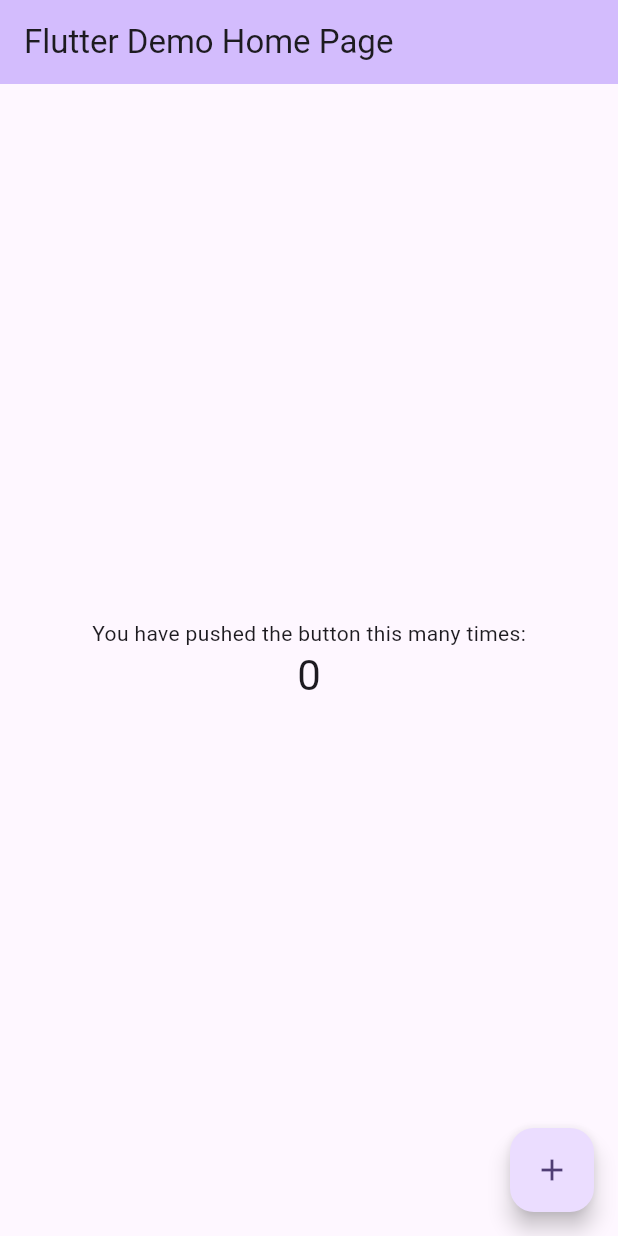
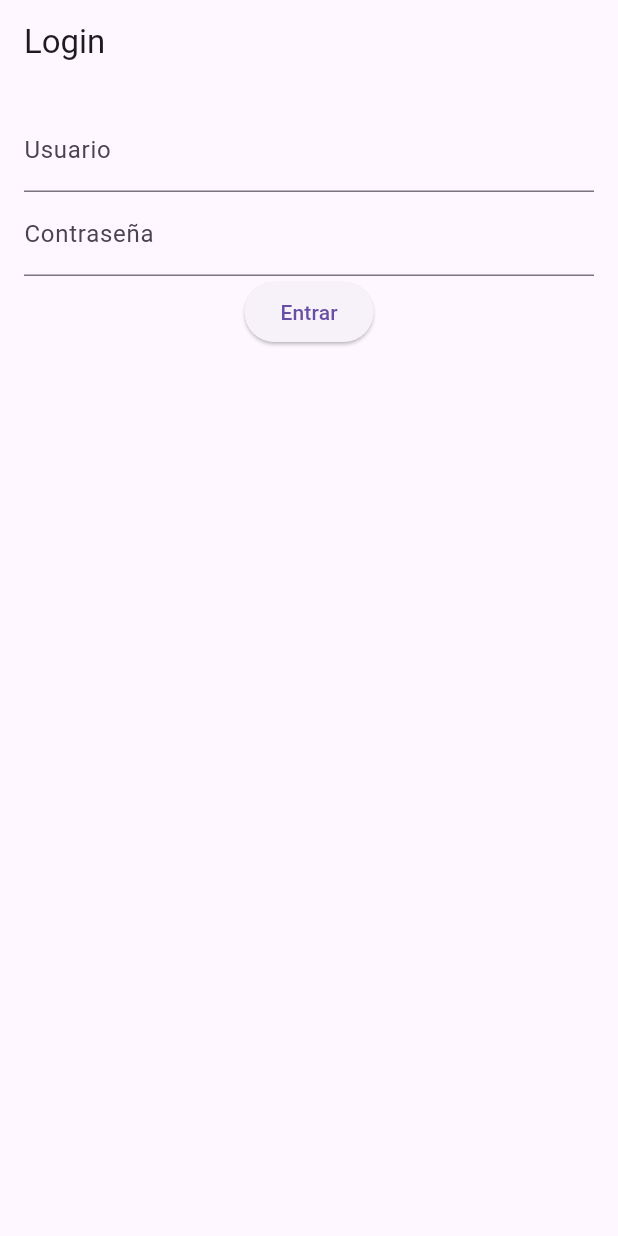
Before and after one commit to vargassalazarernesto/contactos_app, a Flutter app: the screen it shows after launch, on a phone screen of 412 x 824 dp. Run offline on Flutter 3.47's test engine with Material 3 defaults, Android fonts, the phone set to English and light mode, and no system bars.

Commit message:
Hicimos un login genérico para saber si funciona, y arreglamos errores

```diff
--- /dev/null
+++ b/app_contactos/lib/login_page.dart
@@ -0,0 +1,43 @@
+
+import 'package:app_contactos/services/auth_service.dart';
+import 'package:flutter/material.dart';
+
+class LoginPage extends StatefulWidget{
+  @override
+  State<StatefulWidget> createState() => _LoginPageState();
+}
+
+class _LoginPageState extends State<LoginPage>{
+  final _usernameController = TextEditingController();
+  final _passwordController = TextEditingController();
+  final _authService = AuthService();
+
+  void _login() async{
+    final usuario = await _authService.login(
+      _usernameController.text,
+      _passwordController.text,
+       );
+
+    if(usuario != null){
+      ScaffoldMessenger.of(context).showSnackBar(SnackBar(content: Text("Bienvenido ${usuario.username}")));
+    }else{
+      ScaffoldMessenger.of(context).showSnackBar(SnackBar(content: Text("Usuario o Contraseña incorrecta"),backgroundColor: const Color.fromARGB(255, 255, 17, 0),));
+    }
+  }
+
+  @override
+  Widget build(BuildContext context) {
+    return Scaffold(
+      appBar: AppBar(title: Text("Login")),
+      body: Padding(padding: EdgeInsets.all(16.0),
+      child: Column(
+        children: [
+          TextField(controller: _usernameController,decoration: InputDecoration(labelText: "Usuario")),
+          TextField(controller: _passwordController,decoration: InputDecoration(labelText: "Contraseña"),obscureText: true,),
+          ElevatedButton(onPressed: _login, child: Text("Entrar")),
+        ],
+      ),
+      ),
+    );
+  }
+}
--- a/app_contactos/lib/main.dart
+++ b/app_contactos/lib/main.dart
@@ -1,122 +1,19 @@
+import 'package:app_contactos/login_page.dart';
 import 'package:flutter/material.dart';
 
 void main() {
-  runApp(const MyApp());
+  runApp(MyApp());
 }
 
 class MyApp extends StatelessWidget {
   const MyApp({super.key});
 
-  // This widget is the root of your application.
   @override
   Widget build(BuildContext context) {
     return MaterialApp(
-      title: 'Flutter Demo',
-      theme: ThemeData(
-        // This is the theme of your application.
-        //
-        // TRY THIS: Try running your application with "flutter run". You'll see
-        // the application has a purple toolbar. Then, without quitting the app,
-        // try changing the seedColor in the colorScheme below to Colors.green
-        // and then invoke "hot reload" (save your changes or press the "hot
-        // reload" button in a Flutter-supported IDE, or press "r" if you used
-        // the command line to start the app).
-        //
-        // Notice that the counter didn't reset back to zero; the application
-        // state is not lost during the reload. To reset the state, use hot
-        // restart instead.
-        //
-        // This works for code too, not just values: Most code changes can be
-        // tested with just a hot reload.
-        colorScheme: .fromSeed(seedColor: Colors.deepPurple),
-      ),
-      home: const MyHomePage(title: 'Flutter Demo Home Page'),
+      debugShowCheckedModeBanner: false,
+      title: "App de contactos",
+      home: LoginPage(),
     );
   }
 }
-
-class MyHomePage extends StatefulWidget {
-  const MyHomePage({super.key, required this.title});
-
-  // This widget is the home page of your application. It is stateful, meaning
-  // that it has a State object (defined below) that contains fields that affect
-  // how it looks.
-
-  // This class is the configuration for the state. It holds the values (in this
-  // case the title) provided by the parent (in this case the App widget) and
-  // used by the build method of the State. Fields in a Widget subclass are
-  // always marked "final".
-
-  final String title;
-
-  @override
-  State<MyHomePage> createState() => _MyHomePageState();
-}
-
-class _MyHomePageState extends State<MyHomePage> {
-  int _counter = 0;
-
-  void _incrementCounter() {
-    setState(() {
-      // This call to setState tells the Flutter framework that something has
-      // changed in this State, which causes it to rerun the build method below
-      // so that the display can reflect the updated values. If we changed
-      // _counter without calling setState(), then the build method would not be
-      // called again, and so nothing would appear to happen.
-      _counter++;
-    });
-  }
-
-  @override
-  Widget build(BuildContext context) {
-    // This method is rerun every time setState is called, for instance as done
-    // by the _incrementCounter method above.
-    //
-    // The Flutter framework has been optimized to make rerunning build methods
-    // fast, so that you can just rebuild anything that needs updating rather
-    // than having to individually change instances of widgets.
-    return Scaffold(
-      appBar: AppBar(
-        // TRY THIS: Try changing the color here to a specific color (to
-        // Colors.amber, perhaps?) and trigger a hot reload to see the AppBar
-        // change color while the other colors stay the same.
-        backgroundColor: Theme.of(context).colorScheme.inversePrimary,
-        // Here we take the value from the MyHomePage object that was created by
-        // the App.build method, and use it to set our appbar title.
-        title: Text(widget.title),
-      ),
-      body: Center(
-        // Center is a layout widget. It takes a single child and positions it
-        // in the middle of the parent.
-        child: Column(
-          // Column is also a layout widget. It takes a list of children and
-          // arranges them vertically. By default, it sizes itself to fit its
-          // children horizontally, and tries to be as tall as its parent.
-          //
-          // Column has various properties to control how it sizes itself and
-          // how it positions its children. Here we use mainAxisAlignment to
-          // center the children vertically; the main axis here is the vertical
-          // axis because Columns are vertical (the cross axis would be
-          // horizontal).
-          //
-          // TRY THIS: Invoke "debug painting" (choose the "Toggle Debug Paint"
-          // action in the IDE, or press "p" in the console), to see the
-          // wireframe for each widget.
-          mainAxisAlignment: .center,
-          children: [
-            const Text('You have pushed the button this many times:'),
-            Text(
-              '$_counter',
-              style: Theme.of(context).textTheme.headlineMedium,
-            ),
-          ],
-        ),
-      ),
-      floatingActionButton: FloatingActionButton(
-        onPressed: _incrementCounter,
-        tooltip: 'Increment',
-        child: const Icon(Icons.add),
-      ),
-    );
-  }
-}
--- a/app_contactos/lib/services/auth_service.dart
+++ b/app_contactos/lib/services/auth_service.dart
@@ -8,10 +8,11 @@ class AuthService {
   final String baseUrl = "http://localhost:8080/api/auth";
 
   Future<Usuario?> login(String username, String password) async{
-    try{
     final response = await http.post(
       Uri.parse('$baseUrl/login'),
-      headers: {"Content-Type": "aplication/json"},
+      headers: {
+        "Content-Type": "application/json",
+        },
       body: jsonEncode({"username":username,"password":password}),
     );
 
@@ -20,9 +21,5 @@ class AuthService {
     }else{
       return null;
     }
-    }catch(e){
-      print("Error al conectar $e");
-      return null;
-    }
   }
 }
```
